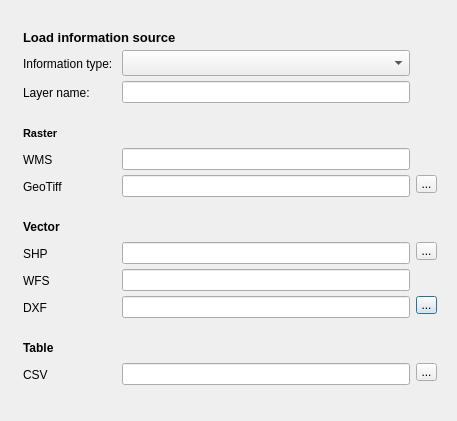
First picture: the form in mole/view/ui_information_source_dialog.ui, repository UdK-VPT/Open_eQuarter, before the edit.
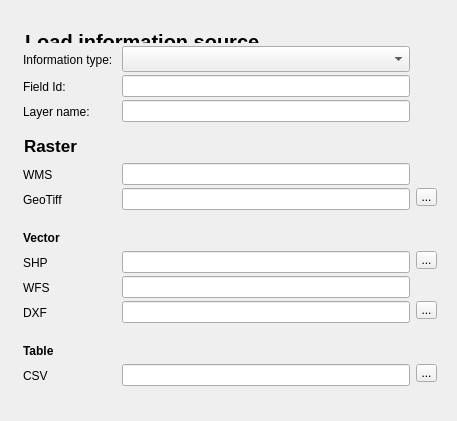
Second picture: the form after the edit.

Commit message: - Added an ID-field to the information-source-dialog - Created a separate class to store the sources

```diff
--- a/mole/view/ui_information_source_dialog.ui
+++ b/mole/view/ui_information_source_dialog.ui
@@ -43,14 +43,27 @@
 	color: rgb(237, 237, 237);
 }
 
-</string>
+#blind4 {
+	border: none;
+	color: rgb(237, 237, 237);
+}</string>
      </property>
      <layout class="QGridLayout" name="grid">
       <property name="verticalSpacing">
        <number>0</number>
       </property>
-      <item row="9" column="2">
-       <widget class="QPushButton" name="open_dxf_btn">
+      <item row="3" column="1">
+       <widget class="QLineEdit" name="layer_name"/>
+      </item>
+      <item row="3" column="0">
+       <widget class="QLabel" name="label_11">
+        <property name="text">
+         <string>Layer name:</string>
+        </property>
+       </widget>
+      </item>
+      <item row="7" column="2">
+       <widget class="QPushButton" name="blind2">
         <property name="maximumSize">
          <size>
           <width>21</width>
@@ -58,52 +71,85 @@
          </size>
         </property>
         <property name="text">
-         <string>...</string>
+         <string/>
         </property>
-       </widget>
-      </item>
-      <item row="9" column="1">
-       <widget class="QLineEdit" name="dxf"/>
-      </item>
-      <item row="7" column="0">
-       <widget class="QLabel" name="label_7">
-        <property name="text">
-         <string>SHP</string>
+        <property name="flat">
+         <bool>false</bool>
         </property>
        </widget>
       </item>
-      <item row="4" column="1">
-       <widget class="QLineEdit" name="wms"/>
-      </item>
-      <item row="5" column="0">
-       <widget class="QLabel" name="label_6">
+      <item row="3" column="2">
+       <widget class="QPushButton" name="blind1">
+        <property name="maximumSize">
+         <size>
+          <width>21</width>
+          <height>21</height>
+         </size>
+        </property>
         <property name="text">
-         <string>GeoTiff</string>
+         <string/>
         </property>
+        <property name="checkable">
+         <bool>false</bool>
+        </property>
+        <property name="autoDefault">
+         <bool>true</bool>
+        </property>
+        <property name="flat">
+         <bool>false</bool>
+        </property>
        </widget>
       </item>
-      <item row="8" column="0">
+      <item row="11" column="0">
        <widget class="QLabel" name="label_8">
         <property name="text">
          <string>WFS</string>
         </property>
        </widget>
       </item>
-      <item row="5" column="2">
-       <widget class="QPushButton" name="open_geotiff_btn">
+      <item row="8" column="0">
+       <widget class="QLabel" name="label_6">
+        <property name="text">
+         <string>GeoTiff</string>
+        </property>
+       </widget>
+      </item>
+      <item row="0" column="0" colspan="3">
+       <widget class="QLabel" name="label_12">
         <property name="maximumSize">
          <size>
-          <width>21</width>
-          <height>21</height>
+          <width>16777215</width>
+          <height>20</height>
          </size>
         </property>
+        <property name="font">
+         <font>
+          <pointsize>15</pointsize>
+          <weight>75</weight>
+          <bold>true</bold>
+          <underline>false</underline>
+         </font>
+        </property>
         <property name="text">
-         <string>...</string>
+         <string>Load information source</string>
         </property>
+        <property name="alignment">
+         <set>Qt::AlignLeading|Qt::AlignLeft|Qt::AlignTop</set>
+        </property>
        </widget>
       </item>
-      <item row="7" column="2">
-       <widget class="QPushButton" name="open_shapefile_btn">
+      <item row="7" column="1">
+       <widget class="QLineEdit" name="wms"/>
+      </item>
+      <item row="10" column="0">
+       <widget class="QLabel" name="label_7">
+        <property name="text">
+         <string>SHP</string>
+        </property>
+       </widget>
+      </item>
+      <item row="12" column="2">
+       <widget class="QPushButton" name="open_dxf_btn">
         <property name="maximumSize">
          <size>
           <width>21</width>
@@ -115,7 +161,17 @@
         </property>
        </widget>
       </item>
-      <item row="3" column="0" colspan="3">
+      <item row="1" column="1">
+       <widget class="QComboBox" name="extension_dropdown">
+        <property name="maximumSize">
+         <size>
+          <width>16777215</width>
+          <height>26</height>
+         </size>
+        </property>
+       </widget>
+      </item>
+      <item row="6" column="0" colspan="3">
        <widget class="QLabel" name="label_2">
         <property name="minimumSize">
          <size>
@@ -131,7 +187,7 @@
         </property>
         <property name="font">
          <font>
-          <pointsize>8</pointsize>
+          <pointsize>13</pointsize>
           <weight>75</weight>
           <italic>false</italic>
           <bold>true</bold>
@@ -146,63 +202,89 @@
         </property>
        </widget>
       </item>
-      <item row="10" column="0" colspan="3">
-       <widget class="QLabel" name="label_4">
-        <property name="minimumSize">
-         <size>
-          <width>0</width>
-          <height>25</height>
-         </size>
-        </property>
-        <property name="maximumSize">
-         <size>
-          <width>16777215</width>
-          <height>35</height>
-         </size>
-        </property>
-        <property name="font">
-         <font>
-          <weight>75</weight>
-          <italic>false</italic>
-          <bold>true</bold>
-          <underline>false</underline>
-         </font>
-        </property>
-        <property name="text">
-         <string>Table</string>
-        </property>
-        <property name="alignment">
-         <set>Qt::AlignBottom|Qt::AlignLeading|Qt::AlignLeft</set>
-        </property>
-       </widget>
+      <item row="11" column="1">
+       <widget class="QLineEdit" name="wfs"/>
       </item>
-      <item row="11" column="2">
-       <widget class="QPushButton" name="open_csv_btn">
-        <property name="maximumSize">
-         <size>
-          <width>21</width>
-          <height>21</height>
-         </size>
-        </property>
-        <property name="text">
-         <string>...</string>
-        </property>
-       </widget>
-      </item>
-      <item row="9" column="0">
+      <item row="12" column="0">
        <widget class="QLabel" name="label_9">
         <property name="text">
          <string>DXF</string>
         </property>
        </widget>
       </item>
-      <item row="8" column="1">
-       <widget class="QLineEdit" name="wfs"/>
-      </item>
-      <item row="7" column="1">
+      <item row="10" column="1">
        <widget class="QLineEdit" name="shapefile"/>
       </item>
-      <item row="6" column="0" colspan="3">
+      <item row="14" column="2">
+       <widget class="QPushButton" name="open_csv_btn">
+        <property name="maximumSize">
+         <size>
+          <width>21</width>
+          <height>21</height>
+         </size>
+        </property>
+        <property name="text">
+         <string>...</string>
+        </property>
+       </widget>
+      </item>
+      <item row="13" column="0" colspan="3">
+       <widget class="QLabel" name="label_4">
+        <property name="minimumSize">
+         <size>
+          <width>0</width>
+          <height>25</height>
+         </size>
+        </property>
+        <property name="maximumSize">
+         <size>
+          <width>16777215</width>
+          <height>35</height>
+         </size>
+        </property>
+        <property name="font">
+         <font>
+          <weight>75</weight>
+          <italic>false</italic>
+          <bold>true</bold>
+          <underline>false</underline>
+         </font>
+        </property>
+        <property name="text">
+         <string>Table</string>
+        </property>
+        <property name="alignment">
+         <set>Qt::AlignBottom|Qt::AlignLeading|Qt::AlignLeft</set>
+        </property>
+       </widget>
+      </item>
+      <item row="8" column="2">
+       <widget class="QPushButton" name="open_geotiff_btn">
+        <property name="maximumSize">
+         <size>
+          <width>21</width>
+          <height>21</height>
+         </size>
+        </property>
+        <property name="text">
+         <string>...</string>
+        </property>
+       </widget>
+      </item>
+      <item row="10" column="2">
+       <widget class="QPushButton" name="open_shapefile_btn">
+        <property name="maximumSize">
+         <size>
+          <width>21</width>
+          <height>21</height>
+         </size>
+        </property>
+        <property name="text">
+         <string>...</string>
+        </property>
+       </widget>
+      </item>
+      <item row="9" column="0" colspan="3">
        <widget class="QLabel" name="label_3">
         <property name="minimumSize">
          <size>
@@ -245,88 +327,57 @@
         </property>
        </widget>
       </item>
-      <item row="4" column="0">
+      <item row="7" column="0">
        <widget class="QLabel" name="label_5">
         <property name="text">
          <string>WMS</string>
         </property>
        </widget>
       </item>
-      <item row="2" column="0">
-       <widget class="QLabel" name="label_11">
-        <property name="text">
-         <string>Layer name:</string>
-        </property>
-       </widget>
-      </item>
-      <item row="5" column="1">
-       <widget class="QLineEdit" name="geotiff"/>
-      </item>
-      <item row="11" column="0">
+      <item row="14" column="0">
        <widget class="QLabel" name="label_10">
         <property name="text">
          <string>CSV</string>
         </property>
        </widget>
       </item>
-      <item row="11" column="1">
+      <item row="14" column="1">
        <widget class="QLineEdit" name="csv"/>
       </item>
-      <item row="1" column="1">
-       <widget class="QComboBox" name="extension_dropdown">
-        <property name="maximumSize">
-         <size>
-          <width>16777215</width>
-          <height>26</height>
-         </size>
-        </property>
-       </widget>
+      <item row="8" column="1">
+       <widget class="QLineEdit" name="geotiff"/>
       </item>
-      <item row="0" column="0" colspan="3">
-       <widget class="QLabel" name="label_12">
+      <item row="11" column="2">
+       <widget class="QPushButton" name="blind3">
         <property name="maximumSize">
          <size>
-          <width>16777215</width>
-          <height>20</height>
+          <width>21</width>
+          <height>21</height>
          </size>
         </property>
-        <property name="font">
-         <font>
-          <pointsize>10</pointsize>
-          <weight>75</weight>
-          <bold>true</bold>
-          <underline>false</underline>
-         </font>
-        </property>
         <property name="text">
-         <string>Load information source</string>
+         <string/>
         </property>
-        <property name="alignment">
-         <set>Qt::AlignLeading|Qt::AlignLeft|Qt::AlignTop</set>
+        <property name="flat">
+         <bool>false</bool>
         </property>
        </widget>
       </item>
+      <item row="12" column="1">
+       <widget class="QLineEdit" name="dxf"/>
+      </item>
       <item row="2" column="1">
-       <widget class="QLineEdit" name="layer_name"/>
+       <widget class="QLineEdit" name="field_id"/>
       </item>
-      <item row="4" column="2">
-       <widget class="QPushButton" name="blind2">
-        <property name="maximumSize">
-         <size>
-          <width>21</width>
-          <height>21</height>
-         </size>
-        </property>
+      <item row="2" column="0">
+       <widget class="QLabel" name="label_13">
         <property name="text">
-         <string/>
-        </property>
-        <property name="flat">
-         <bool>false</bool>
+         <string>Field Id:</string>
         </property>
        </widget>
       </item>
       <item row="2" column="2">
-       <widget class="QPushButton" name="blind1">
+       <widget class="QPushButton" name="blind4">
         <property name="maximumSize">
          <size>
           <width>21</width>
@@ -335,31 +386,6 @@
         </property>
         <property name="text">
          <string/>
-        </property>
-        <property name="checkable">
-         <bool>false</bool>
-        </property>
-        <property name="autoDefault">
-         <bool>true</bool>
-        </property>
-        <property name="flat">
-         <bool>false</bool>
-        </property>
-       </widget>
-      </item>
-      <item row="8" column="2">
-       <widget class="QPushButton" name="blind3">
-        <property name="maximumSize">
-         <size>
-          <width>21</width>
-          <height>21</height>
-         </size>
-        </property>
-        <property name="text">
-         <string/>
-        </property>
-        <property name="flat">
-         <bool>false</bool>
         </property>
        </widget>
       </item>
```
The commit also changes 5 other files.
